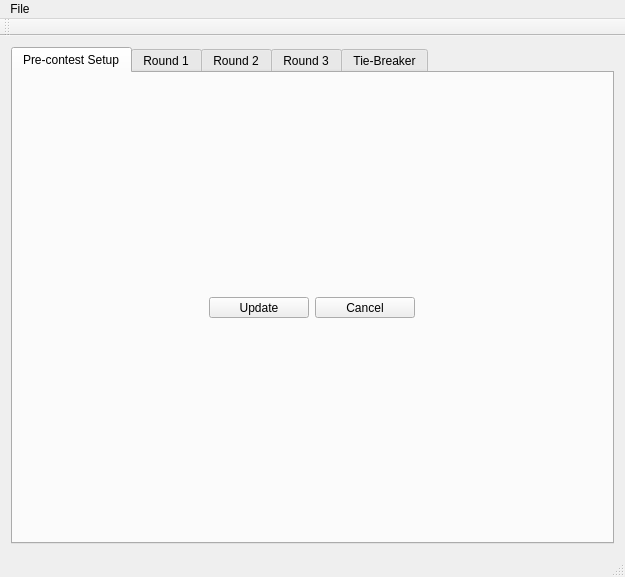
Old version of the form src/question_editor/question_editor_v2.ui in the repository trigger-happy/Cerberus.
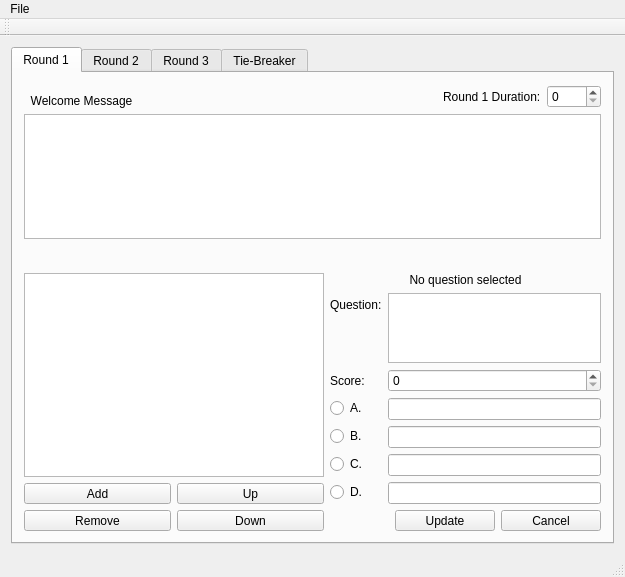
New version of the form. The open tabs and pages were chosen to show the change.

Commit message: Did adjustments brought about by adding/deleting of elements in ui.

```diff
--- a/src/question_editor/question_editor_v2.ui
+++ b/src/question_editor/question_editor_v2.ui
@@ -32,53 +32,6 @@
       <property name="currentIndex">
        <number>1</number>
       </property>
-      <widget class="QWidget" name="tab">
-       <attribute name="title">
-        <string>Pre-contest Setup</string>
-       </attribute>
-       <layout class="QGridLayout" name="gridLayout_10">
-        <item row="0" column="0">
-         <layout class="QVBoxLayout" name="verticalLayout_5">
-          <item>
-           <layout class="QHBoxLayout" name="horizontalLayout_2"/>
-          </item>
-          <item>
-           <layout class="QHBoxLayout" name="horizontalLayout_7"/>
-          </item>
-          <item>
-           <layout class="QHBoxLayout" name="horizontalLayout">
-            <item>
-             <widget class="QToolButton" name="button_update_pre">
-              <property name="minimumSize">
-               <size>
-                <width>100</width>
-                <height>0</height>
-               </size>
-              </property>
-              <property name="text">
-               <string>Update</string>
-              </property>
-             </widget>
-            </item>
-            <item>
-             <widget class="QToolButton" name="button_cancel_pre">
-              <property name="minimumSize">
-               <size>
-                <width>100</width>
-                <height>0</height>
-               </size>
-              </property>
-              <property name="text">
-               <string>Cancel</string>
-              </property>
-             </widget>
-            </item>
-           </layout>
-          </item>
-         </layout>
-        </item>
-       </layout>
-      </widget>
       <widget class="QWidget" name="firstRound">
        <attribute name="title">
         <string>Round 1</string>
```
Left out of the diff: 14 changed lines with no effect on the pictures. The commit also changes 3 other files.
